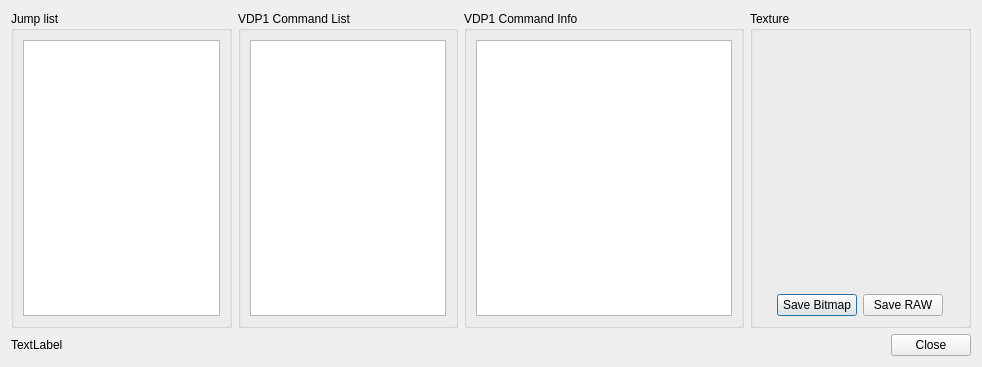
This is yabause/src/port/qt/ui/UIDebugVDP1.ui in libretro/yabause as Qt 5 draws it before an edit. The edited form follows.
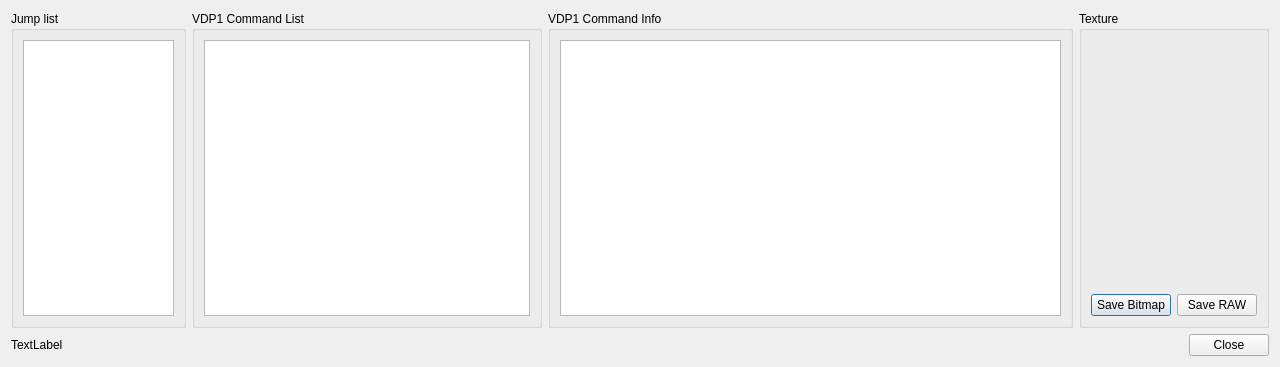
This is the edited form.

Commit message: Improve layout of vdp1 debug window

```diff
--- a/yabause/src/port/qt/ui/UIDebugVDP1.ui
+++ b/yabause/src/port/qt/ui/UIDebugVDP1.ui
@@ -6,7 +6,7 @@
    <rect>
     <x>0</x>
     <y>0</y>
-    <width>982</width>
+    <width>1280</width>
     <height>367</height>
    </rect>
   </property>
@@ -15,7 +15,7 @@
   </property>
   <layout class="QVBoxLayout" name="verticalLayout_12">
    <item>
-    <layout class="QHBoxLayout" name="horizontalLayout_6">
+    <layout class="QHBoxLayout" name="horizontalLayout_6" stretch="1,2,3,1">
      <item>
       <widget class="QGroupBox" name="gbCommandRaw">
        <property name="title">
```
